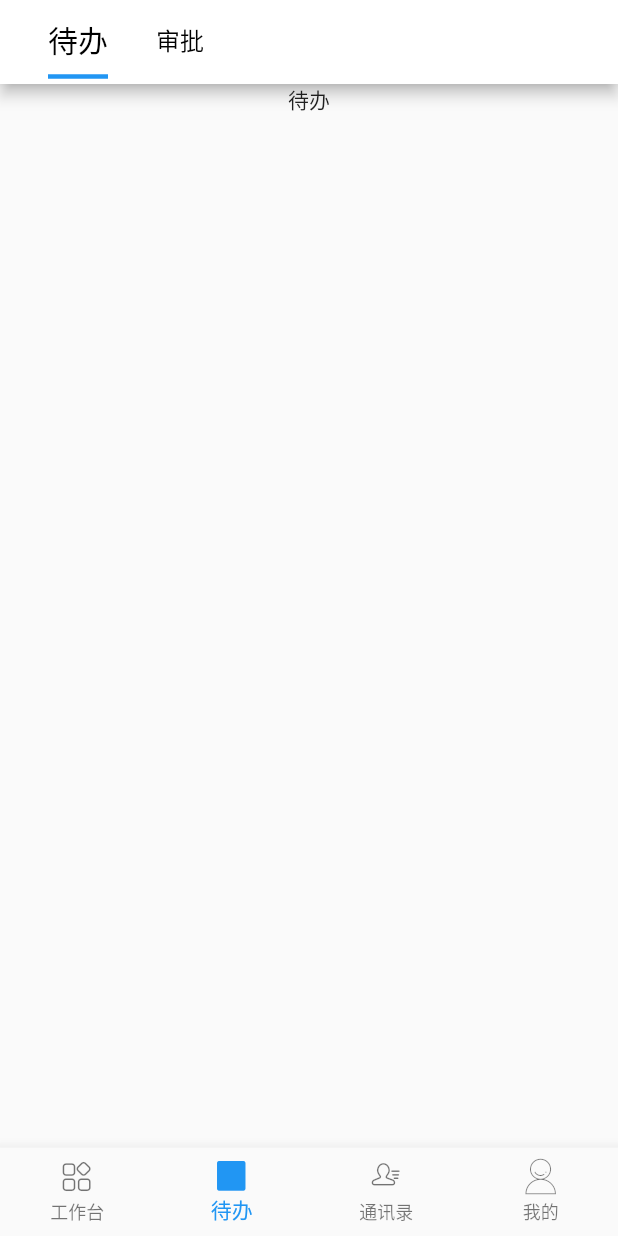
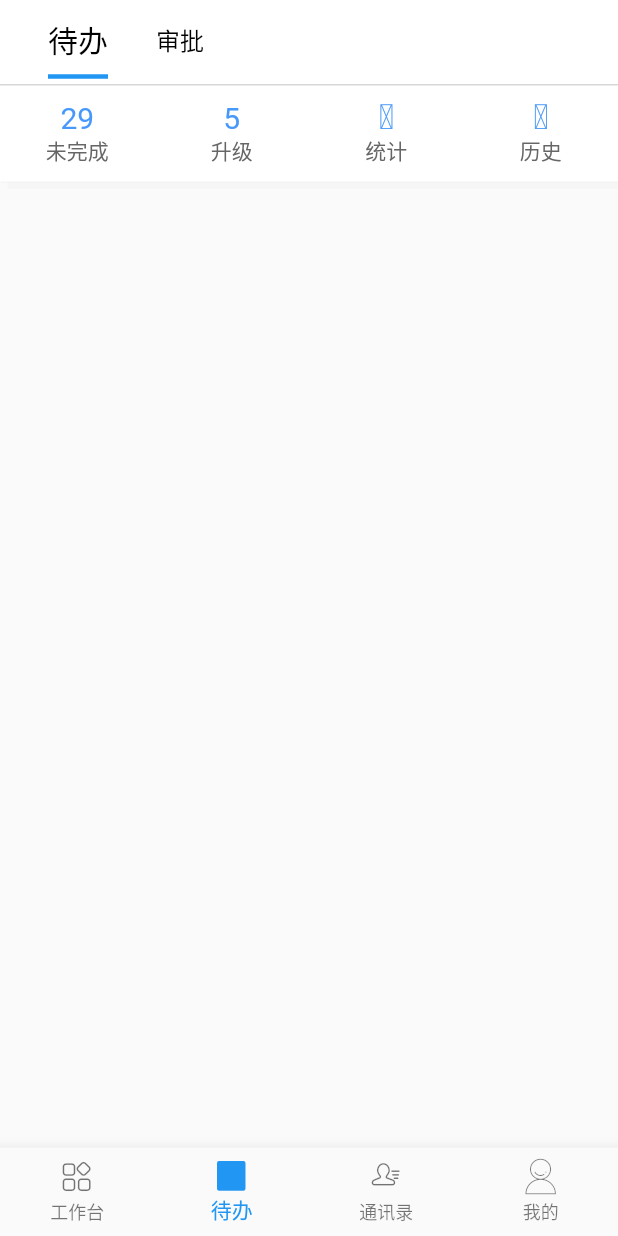
Before and after one commit to lchaoge/flutter_work, a Flutter app: the screen it shows after launch, item 2 of the bottom bar chosen, on a phone screen of 412 x 824 dp. Run offline on Flutter 3.47's test engine with Material 2 defaults, Android fonts, the phone set to English and light mode, and no system bars; our stand-ins replace dio, flutter_easyrefresh, flutter_screenutil, flutter_swiper; statements that could not run were skipped; project files that could hold a hidden picture were left out.

Commit message:
待办子页面

```diff
--- a/lib/pages/proxy_page.dart
+++ b/lib/pages/proxy_page.dart
@@ -24,7 +24,9 @@ class _ProxyPageState extends State<ProxyPage> {
 
   AppBar _proxyAppBar(){
     return AppBar(
+      primary: true,
       backgroundColor: Colors.white,
+      elevation: 0.0,
       title: TabBar(
         isScrollable: true,
         indicatorSize: TabBarIndicatorSize.label,
--- a/lib/pages/proxy_page_handle.dart
+++ b/lib/pages/proxy_page_handle.dart
@@ -8,40 +8,53 @@ class ProxyPageHandle extends StatefulWidget {
 
 class _ProxyPageHandleState extends State<ProxyPageHandle> {
 
-  TabBar _bottomAppBar(){
-    return TabBar(
-      indicatorPadding: EdgeInsets.symmetric(vertical: 10.0,horizontal: 30.0),
-      indicatorColor: Colors.transparent,
-      indicatorSize: null,
-      tabs: <Widget>[
+  Widget _bottomAppBar(){
+    return Container(
+      decoration: BoxDecoration(
+        color: Colors.white,
+        border: BorderDirectional(
+          top: BorderSide(width: 1.0,color: Color.fromRGBO(215, 215, 215, 1.0),style: BorderStyle.solid),
+        ),
+        boxShadow: [
+          BoxShadow(color: Color.fromRGBO(245, 245, 245, 0.8), offset: Offset(5.0, 5.0)),
+          BoxShadow(color: Color.fromRGBO(240, 240, 240, 0.5), offset: Offset(1.0, 1.0))
+        ]
+      ),
+      child: Row(
+        children: <Widget>[
           _bottomAppBarItem(false,'未完成',"29"),
           _bottomAppBarItem(false,'升级',"5"),
           _bottomAppBarItem(true,'统计',"0xe646"),
           _bottomAppBarItem(true,'历史',"0xe625"),
         ],
+      ),
     );
   }
 
   Widget _bottomAppBarItem(bool isIcon,String title,String value){
     if(isIcon){ // 图标
-      return InkWell(
-        onTap: (){},
+      return Expanded(
+        child: Container(
+          padding: EdgeInsets.symmetric(vertical: 10.0),
           child: Column(
             children: <Widget>[
               Icon(IconData(int.parse(value)),size: 23.0,color: Color.fromRGBO(77, 155, 249, 1.0),),
               Text(title,style: TextStyle(color: Color.fromRGBO(102, 102, 102, 1.0),fontSize: 14.0),),
             ],
           ),
+        )
+
       );
     }else{
-      return InkWell(
-        onTap: (){},
+      return Expanded(
+        child: Container(
           child: Column(
             children: <Widget>[
               Text(value,style: TextStyle(color: Color.fromRGBO(70, 152, 251, 1.0),fontSize: 20.0),),
               Text(title,style: TextStyle(color: Color.fromRGBO(102, 102, 102, 1.0),fontSize: 14.0),),
             ],
           ),
+        )
       );
     }
   }
@@ -51,7 +64,11 @@ class _ProxyPageHandleState extends State<ProxyPageHandle> {
   Widget build(BuildContext context) {
     return Container(
       child: SingleChildScrollView(
-        child: Center(child:Text('待办')),
+        child: Column(
+          children: <Widget>[
+            _bottomAppBar(),
+          ],
+        )
       ),
     );
   }
```
Lines whose indentation alone changed are shown as unchanged.
